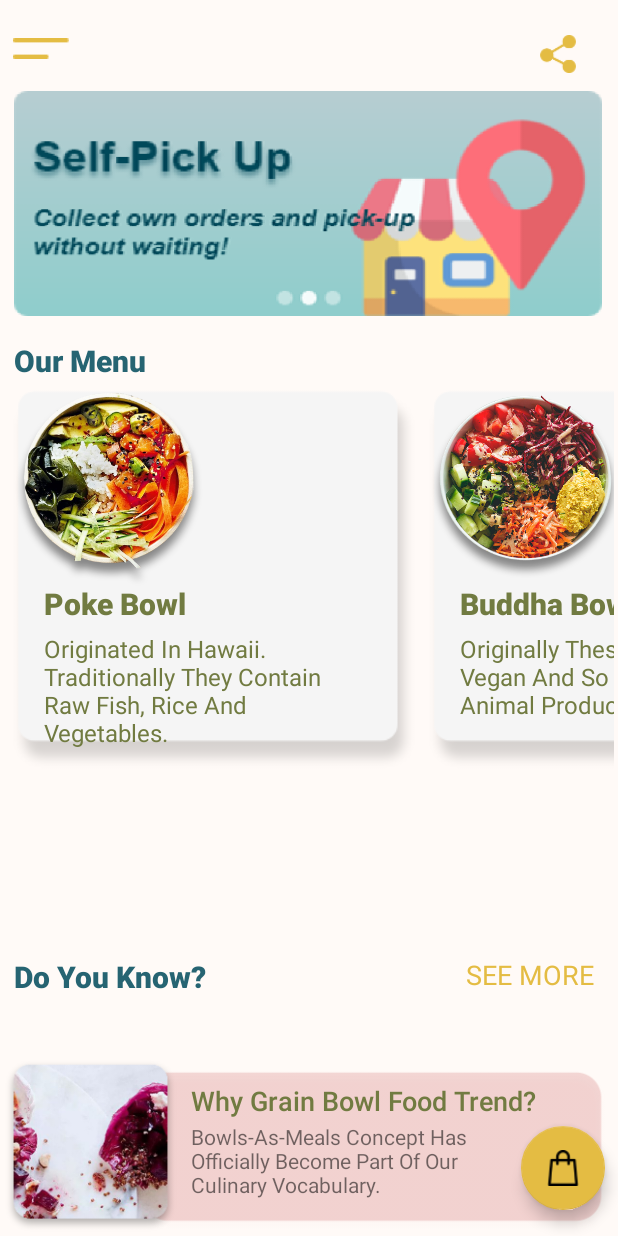
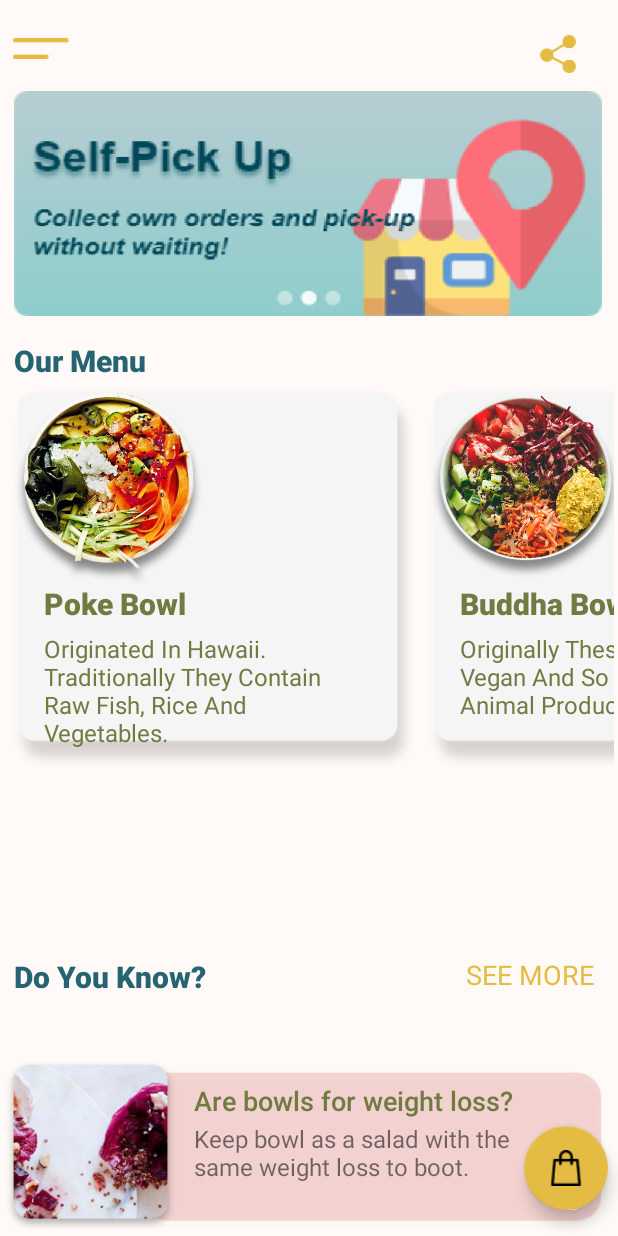
Before and after one commit to huizhen17/BowlHealthy, an Android app: the screen it shows after launch once a user with an empty profile is signed in (MainActivity), on a phone screen of 412 x 824 dp. Run offline under Robolectric (Android 15) with nearby library versions, the phone set to English and light mode, and no system bars; our stand-ins replace Firebase (no records; nobody signed in at launch, a user with empty details on screens opened directly); Roboto replaces fonts that are not available here.

Commit message:
Code cleanup

```diff
--- a/app/src/main/java/com/example/bowlhealthy/Fragment_Home.java
+++ b/app/src/main/java/com/example/bowlhealthy/Fragment_Home.java
@@ -5,10 +5,14 @@ import android.os.Bundle;
 import android.view.LayoutInflater;
 import android.view.View;
 import android.view.ViewGroup;
+import android.widget.TextView;
 import android.widget.Toast;
 
 import java.util.ArrayList;
+import java.util.Collection;
+import java.util.Collections;
 import java.util.Objects;
+import java.util.Random;
 import java.util.Timer;
 import java.util.TimerTask;
 
@@ -26,6 +30,15 @@ public class Fragment_Home extends Fragment {
     ViewPager viewPager;
     MainAdapter adapter;
     ArrayList<MainMenuItem> models;
+    TextView mtvFactTitle, mtvFactDesc;
+    ArrayList<ArrayList<String>> factArray = new ArrayList<>();
+    String factData[][]={
+            {"Why Grain Bowl Food Trend?","Bowls-As-Meals Has Officially Become Part Of Culinary Vocabulary."},
+            {"Are bowls for weight loss?","Keep bowl as a salad with the same weight loss to boot."},
+            {"Why are bowls so popular?","Food stylists say that bowls make health foods more photogenic."},
+            {"Who invented bowls?","A British anthropologist, Sir Flinders Petrie, discovered in 1930's."},
+            {"Are Buddha Bowls cold?","A Buddha bowl is a vegetarian meal which served cold. "},
+    };
 
     @Nullable
     @Override
@@ -68,7 +81,34 @@ public class Fragment_Home extends Fragment {
             }
         });
 
+        mtvFactTitle = v.findViewById(R.id.tvFactTitle);
+        mtvFactDesc = v.findViewById(R.id.tvFactDesc);
+
+        for(int i=0;i<factData.length;i++){
+            ArrayList<String> tempArray = new ArrayList<>();
+            tempArray.add(factData[i][0]); //Fact title
+            tempArray.add(factData[i][1]); //Fact desc
+
+            factArray.add(tempArray);
+        }
+
+        showRandomFact();
+
         return v;
+    }
+
+    private void showRandomFact() {
+        Random random = new Random();
+        int randNo = random.nextInt(factArray.size());
+
+        ArrayList<String> facts = factArray.get(randNo);
+        mtvFactTitle.setText(facts.get(0));
+        mtvFactDesc.setText(facts.get(1));
+
+        facts.remove(0);
+        Collections.shuffle(facts);
+        factArray.remove(randNo);
+
     }
 
     public class MyTimeTask extends TimerTask{
--- a/app/src/main/java/com/example/bowlhealthy/LoginActivity.java
+++ b/app/src/main/java/com/example/bowlhealthy/LoginActivity.java
@@ -44,7 +44,6 @@ public class LoginActivity extends AppCompatActivity {
             startActivity(intent);
             finish();
         }
-
     }
 
     public void linkOnClick_signUp(View view) {
--- a/app/src/main/res/layout/fragment_home.xml
+++ b/app/src/main/res/layout/fragment_home.xml
@@ -17,7 +17,7 @@
         app:layout_constraintBottom_toBottomOf="parent"
         app:layout_constraintEnd_toEndOf="parent"
         app:layout_constraintHorizontal_bias="0.0"
-        app:layout_constraintStart_toEndOf="@+id/textView9"
+        app:layout_constraintStart_toEndOf="@+id/tvFactDesc"
         app:layout_constraintTop_toTopOf="parent"
         app:layout_constraintVertical_bias="0.976"
         app:maxImageSize="24dp" />
@@ -114,7 +114,7 @@
         app:srcCompat="@drawable/fact_img" />
 
     <TextView
-        android:id="@+id/textView8"
+        android:id="@+id/tvFactTitle"
         android:layout_width="wrap_content"
         android:layout_height="wrap_content"
         android:fontFamily="sans-serif-medium"
@@ -129,19 +129,19 @@
         app:layout_constraintVertical_bias="0.18" />
 
     <TextView
-        android:id="@+id/textView9"
+        android:id="@+id/tvFactDesc"
         android:layout_width="220dp"
         android:layout_height="53dp"
         android:layout_marginBottom="22dp"
         android:layout_marginTop="2dp"
         android:fontFamily="@font/roboto_light_italic"
         android:text="Bowls-As-Meals Concept Has Officially Become Part Of Our Culinary Vocabulary."
-        android:textSize="14sp"
+        android:textSize="16sp"
         app:layout_constraintBottom_toBottomOf="@+id/imageView6"
-        app:layout_constraintEnd_toEndOf="@+id/textView8"
+        app:layout_constraintEnd_toEndOf="@+id/tvFactTitle"
         app:layout_constraintHorizontal_bias="0.0"
-        app:layout_constraintStart_toStartOf="@+id/textView8"
-        app:layout_constraintTop_toBottomOf="@+id/textView8"
+        app:layout_constraintStart_toStartOf="@+id/tvFactTitle"
+        app:layout_constraintTop_toBottomOf="@+id/tvFactTitle"
         app:layout_constraintVertical_bias="0.0" />
 
     <androidx.recyclerview.widget.RecyclerView
```
